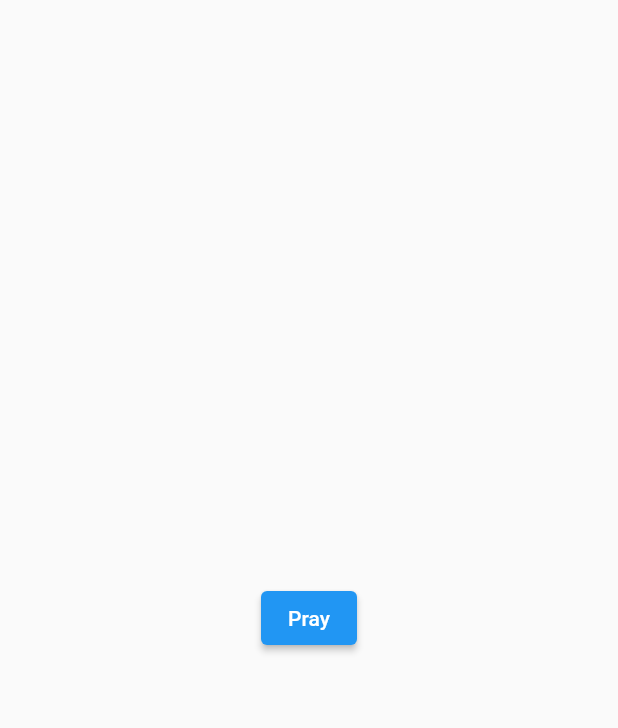
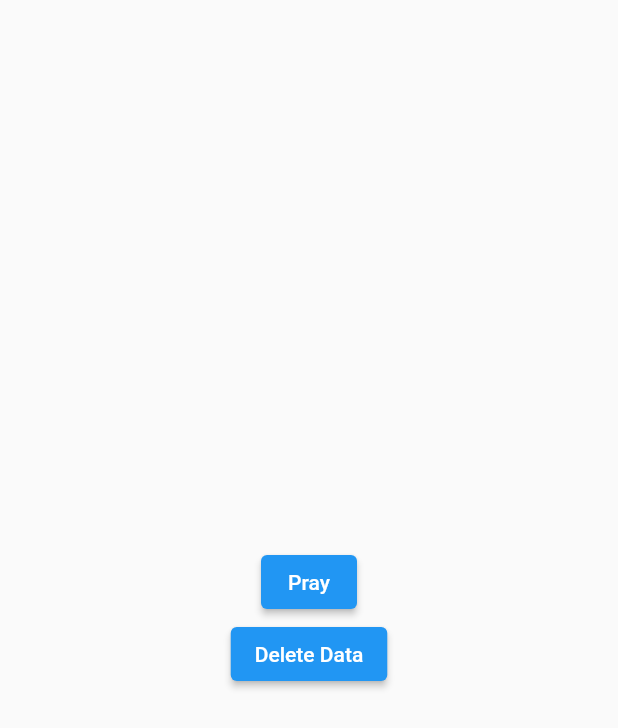
Before and after one commit to grant-dennison/prayer-app, a Flutter app: the screen it shows after launch, on a phone screen of 412 x 824 dp. Shown: the top 728 px of the screen. Run offline on Flutter 3.47's test engine with Material 2 defaults, Android fonts, the light colour scheme and no system bars; our stand-ins replace adaptive_dialog, hive, hive_flutter, keyboard_dismisser; missing offline and left inert: date_time_format, mutex, prompt_dialog; accounts and stored records are empty.

Commit message:
WIP Add delete button

```diff
--- a/lib/main.dart
+++ b/lib/main.dart
@@ -50,10 +50,16 @@ class _PrayerAppState extends State<PrayerApp> {
         if (snapshot.hasError) {
           return const Text('Error opening database');
         } else if (snapshot.hasData) {
-          return Provider<PrayerDataAccess>.value(
+          return MultiProvider(
+            providers: [
+              Provider<Boxes>.value(value: _hiveBoxes!),
+              Provider<PrayerDataAccess>.value(
                 value: snapshot.data!,
-            child: ChangeNotifierProvider<NavigationController>.value(
+              ),
+              ChangeNotifierProvider<NavigationController>.value(
                 value: _routerDelegate,
+              ),
+            ],
             child: MaterialApp.router(
               title: 'Prayer App',
               theme: ThemeData(
@@ -61,7 +67,6 @@ class _PrayerAppState extends State<PrayerApp> {
               ),
               routerDelegate: _routerDelegate,
               routeInformationParser: _routeInformationParser,
-              ),
             ),
           );
         } else {
--- a/lib/page/home_page.dart
+++ b/lib/page/home_page.dart
@@ -1,4 +1,7 @@
+import 'package:adaptive_dialog/adaptive_dialog.dart';
 import 'package:flutter/material.dart';
+import 'package:hive/hive.dart';
+import 'package:prayer_app/data/hive/boxes.dart';
 import 'package:prayer_app/data/root_prayer_item.dart';
 import 'package:prayer_app/navigation/navigation_controller.dart';
 import 'package:provider/provider.dart';
@@ -21,10 +24,48 @@ class HomeScreen extends StatelessWidget {
     final navigationController = Provider.of<NavigationController>(context);
     return Scaffold(
       body: Center(
-          child: ElevatedButton(
-        onPressed: () => navigationController.pushContext(rootPrayerItem),
-        child: const Text('Pray'),
+          child: Column(
+        mainAxisAlignment: MainAxisAlignment.center,
+        children: [
+          ElevatedButton(
+            onPressed: () => navigationController.pushContext(rootPrayerItem),
+            child: const Text('Pray'),
+          ),
+          DeleteButton(),
+        ],
       )),
     );
   }
 }
+
+const _deleteConfirmation = 'DELETE';
+
+class DeleteButton extends StatelessWidget {
+  @override
+  Widget build(BuildContext context) {
+    final boxes = Provider.of<Boxes>(context);
+    return ElevatedButton(
+      onPressed: () async {
+        final result = await showModalActionSheet(
+          context: context,
+          title: 'Are you sure you want to delete everything?',
+          actions: [
+            SheetAction(
+              key: _deleteConfirmation,
+              label: 'Yes, delete everything',
+              isDestructiveAction: true,
+            ),
+          ],
+        );
+        if (result == _deleteConfirmation) {
+          await boxes.idList.deleteAll(boxes.idList.keys);
+          await boxes.idListChunk.deleteAll(boxes.idListChunk.keys);
+          await boxes.prayer.deleteAll(boxes.prayer.keys);
+          await boxes.prayerUpdate.deleteAll(boxes.prayerUpdate.keys);
+          // TODO: Somehow need to recreate root prayer item.
+        }
+      },
+      child: const Text('Delete Data'),
+    );
+  }
+}
--- a/pubspec.yaml
+++ b/pubspec.yaml
@@ -21,6 +21,7 @@ environment:
   sdk: '>=2.12.0 <3.0.0'
 
 dependencies:
+  adaptive_dialog: ^0.10.0+5
   date_time_format: ^2.0.1
   flutter:
     sdk: flutter
```
Also changed, not shown: pubspec.lock. Lines whose indentation alone changed are shown as unchanged.
